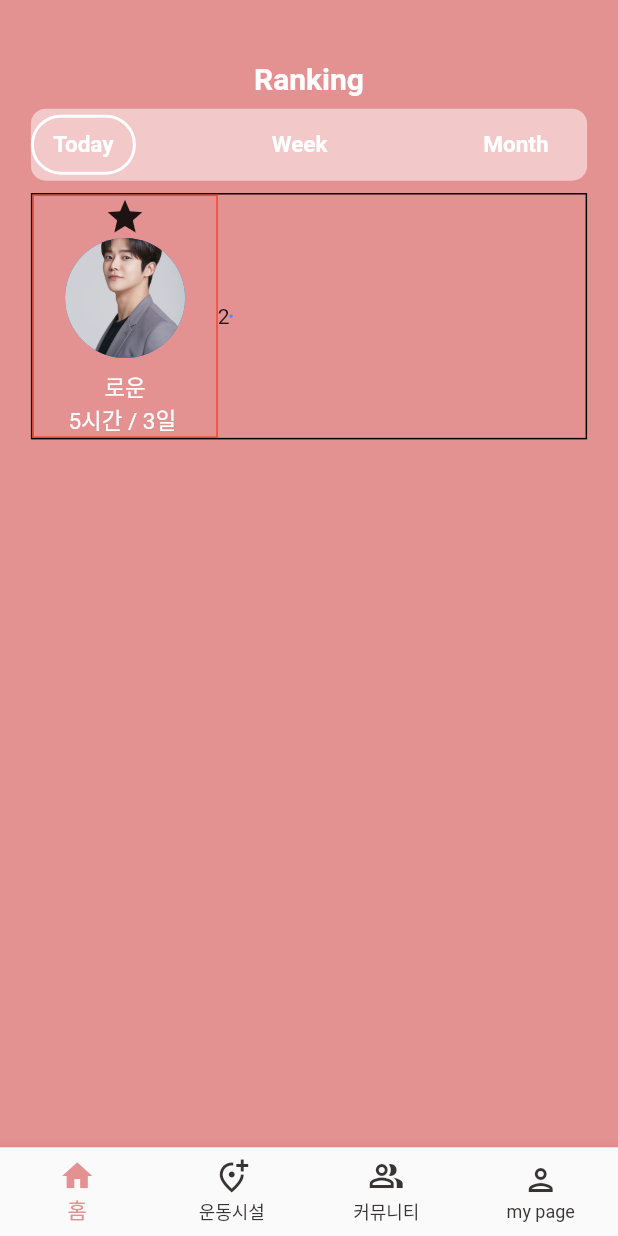
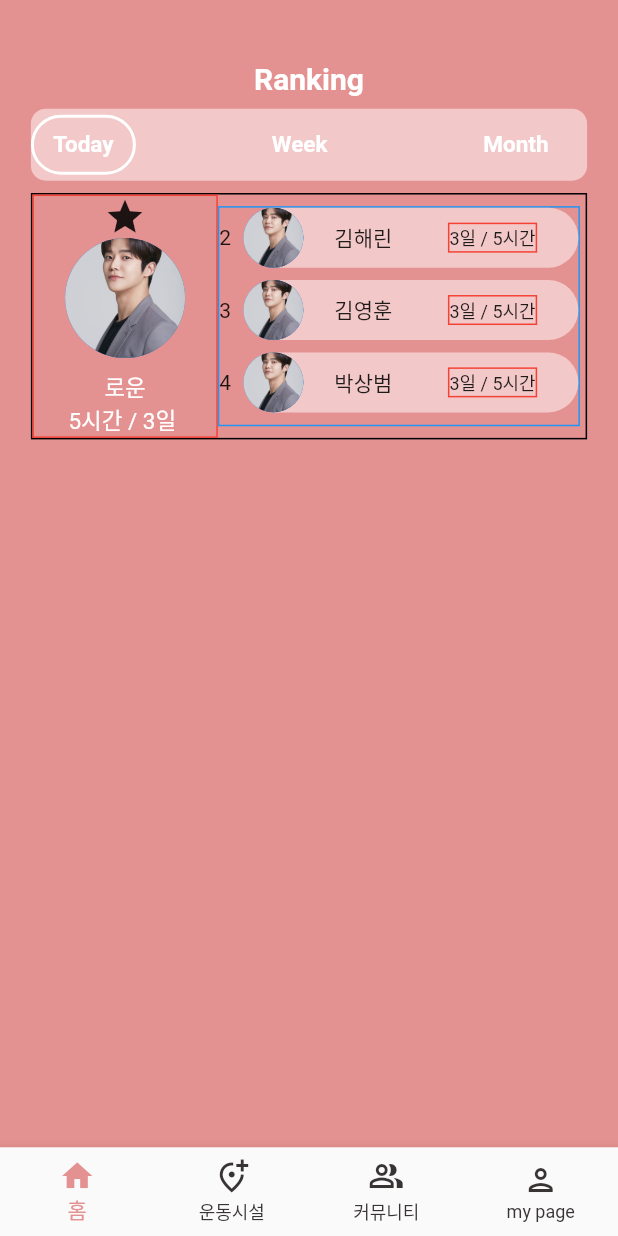
Before and after one commit to ParkSangbeomm/LetsExercise, a Flutter app: the screen it shows after launch, on a phone screen of 412 x 824 dp. Run offline on Flutter 3.47's test engine with Material 2 defaults, Android fonts, the phone set to English and light mode, and no system bars.

Commit message:
Create by haerin on 2021/11/10  - chore : home.dart

```diff
--- a/organization_chat_app/lib/home.dart
+++ b/organization_chat_app/lib/home.dart
@@ -1,4 +1,5 @@
 import 'package:flutter/material.dart';
+import 'package:flutter/widgets.dart';
 
 int _rankIndex = 0;
 
@@ -206,30 +207,104 @@ class rankBox extends StatelessWidget {
             ),
           ),
           Container(
+            margin: EdgeInsets.fromLTRB(
+                0.0, 0.0, 0.0, 0.0),
+            decoration: BoxDecoration(
+              border: Border.all(
+                width: 1,
+                color: Colors.blue,
+              ),
+            ),
             child: Column(
               children: [
-                Row(children: [
-                  Text(
-                    '2',
-                  ),
-                  Container(
-                    decoration: BoxDecoration(
-                      border: Border.all(
-                        width: 1,
-                        color: Colors.blueAccent,
-                      ),
-                    ),
-                    child: Row(
-
-                    ),
-                  )
-                ])
+                rank_friend(name: '김해린', times: '5시간', days: '3일',rank: 2.toString()),
+                rank_friend(name: '김영훈', times: '5시간', days: '3일',rank: 3.toString()),
+                rank_friend(name: '박상범', times: '5시간', days: '3일', rank: 4.toString()),
                 // for (var i = 0; i < hotels.length; i++)
               ],
             ),
-          )
+          ),
         ],
       ),
     );
   }
 }
+
+class rank_friend extends StatelessWidget {
+  final String name;
+  final String times;
+  final String days;
+  final String rank;
+  rank_friend({required this.name, required this.times, required this.days, required this.rank});
+
+  @override
+  Widget build(BuildContext context) {
+    return Container(
+      alignment: Alignment.topLeft,
+      margin: EdgeInsets.fromLTRB(
+          0.0,
+          0.0,
+          0.0,
+          MediaQuery.of(context).size.height * 0.01),
+      child: Row(children: [
+        Text(
+          this.rank,
+        ),
+        Container(
+          margin: EdgeInsets.fromLTRB(
+              MediaQuery.of(context).size.width * 0.02,
+              0.0,
+              0.0,
+              0.0),
+          width: MediaQuery.of(context).size.width * 0.542,
+          decoration: BoxDecoration(
+            borderRadius: BorderRadius.circular(20),
+            color: Colors.white.withOpacity(0.5),
+          ),
+          child: Row(
+            // mainAxisAlignment: MainAxisAlignment.end,
+
+            children: [
+              CircleAvatar(
+                radius: 20,
+                backgroundImage: AssetImage('img/profile.jpeg'),
+              ),
+              Container(
+                margin: EdgeInsets.fromLTRB(
+                    MediaQuery.of(context).size.width * 0.05,
+                    0.0,
+                    MediaQuery.of(context).size.width * 0.09,
+                    0.0),
+                child: Text(
+                  this.name,
+                ),
+              ),
+
+              Container(
+                // width: MediaQuery.of(context).size.width * 0.01,
+                  decoration: BoxDecoration(
+                    border: Border.all(
+                      width: 1,
+                      color: Colors.red,
+                    ),
+                  ),
+                child: Row(
+                  mainAxisAlignment: MainAxisAlignment.end,
+                  children: [
+                    Text(
+                      this.days +' / '+ this.times,
+                      style: TextStyle(
+                        fontSize: 12,
+                        // fontWeight: FontWeight.w600,
+                      ),
+                    ),
+                  ],
+                )
+              ),
+            ],
+          ),
+        )
+      ]),
+    );
+  }
+}
```
